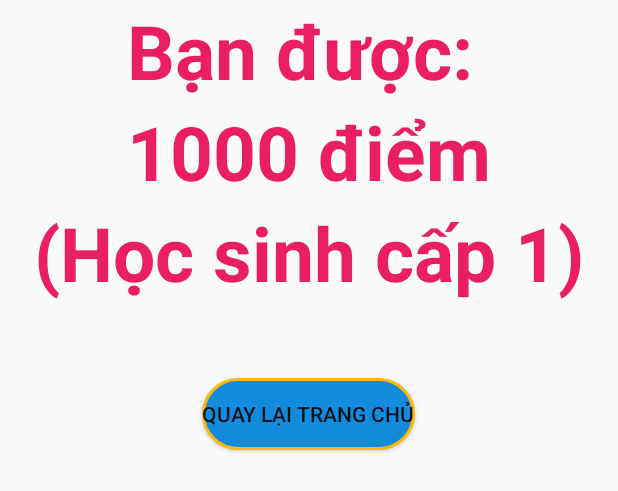
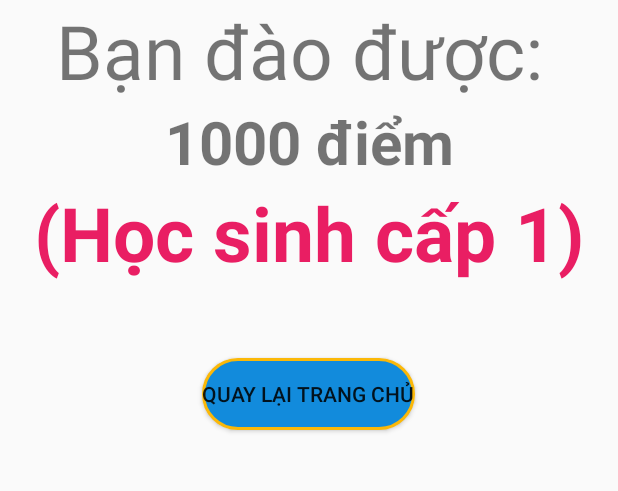
Before and after one commit to luongchihao2143/aaa, an Android app: the layout activity_ket_qua_actitivy.xml on its own in the app's theme, with its tools: preview values and no code run, on a phone screen of 412 x 824 dp. Shown: the top 491 px of the screen. Run offline under Robolectric (Android 15) with nearby library versions, the phone set to English and light mode, and no system bars.

```diff
--- a/app/src/main/res/layout/activity_ket_qua_actitivy.xml
+++ b/app/src/main/res/layout/activity_ket_qua_actitivy.xml
@@ -10,22 +10,24 @@
 
     <TextView
         android:id="@+id/tvusername"
-        android:text="Bạn được: "
+        android:text="Bạn đào được: "
         android:textSize="50dp"
-        android:textColor="#E91E63"
         android:textAlignment="center"
-        android:textStyle="bold"
         android:layout_width="match_parent"
         android:layout_height="wrap_content"/>
 
     <TextView
         android:id="@+id/tvdiem"
         android:text="1000 điểm"
-        android:textSize="50dp"
+        android:textSize="40dp"
         android:textAlignment="center"
         android:textStyle="bold"
-        android:textColor="#E91E63"
         android:layout_width="match_parent"
+        android:layout_height="wrap_content"/>
+
+    <ImageView
+        android:id="@+id/ivkq"
+        android:layout_width="wrap_content"
         android:layout_height="wrap_content"/>
 
     <TextView
```
Also changed, not shown: app/src/main/java/com/ps14498/ailatrieuphu/KetQuaActitivy.java (+30 -12 lines), app/src/main/java/com/ps14498/ailatrieuphu/QuestionActivity.java (+0 -13 lines), app/src/main/res/drawable/bigcoin.png (added).
